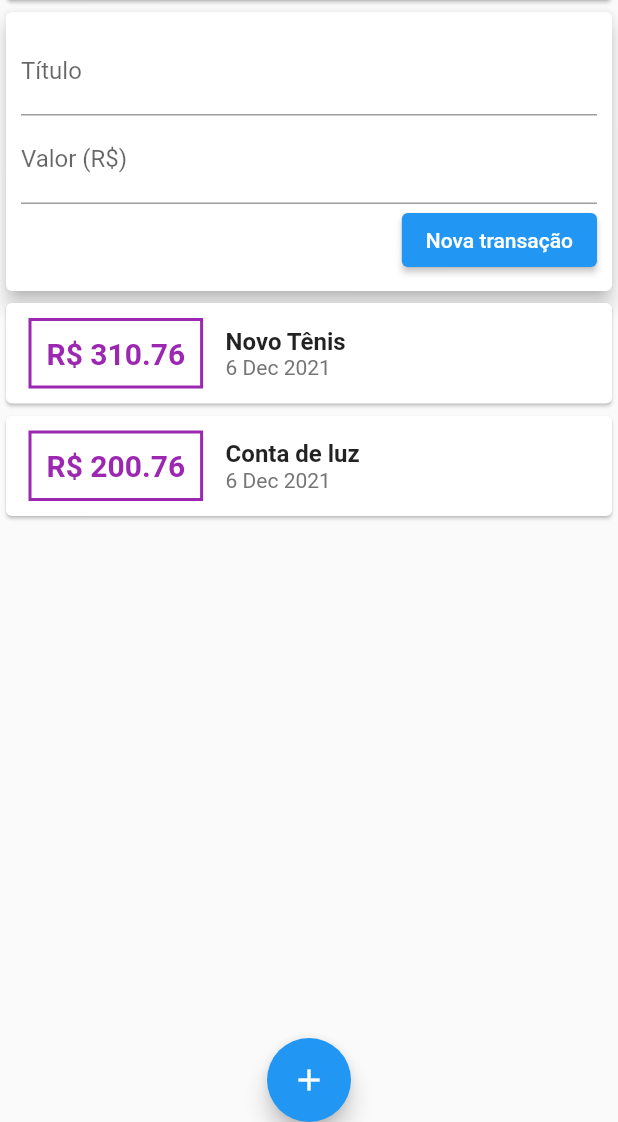
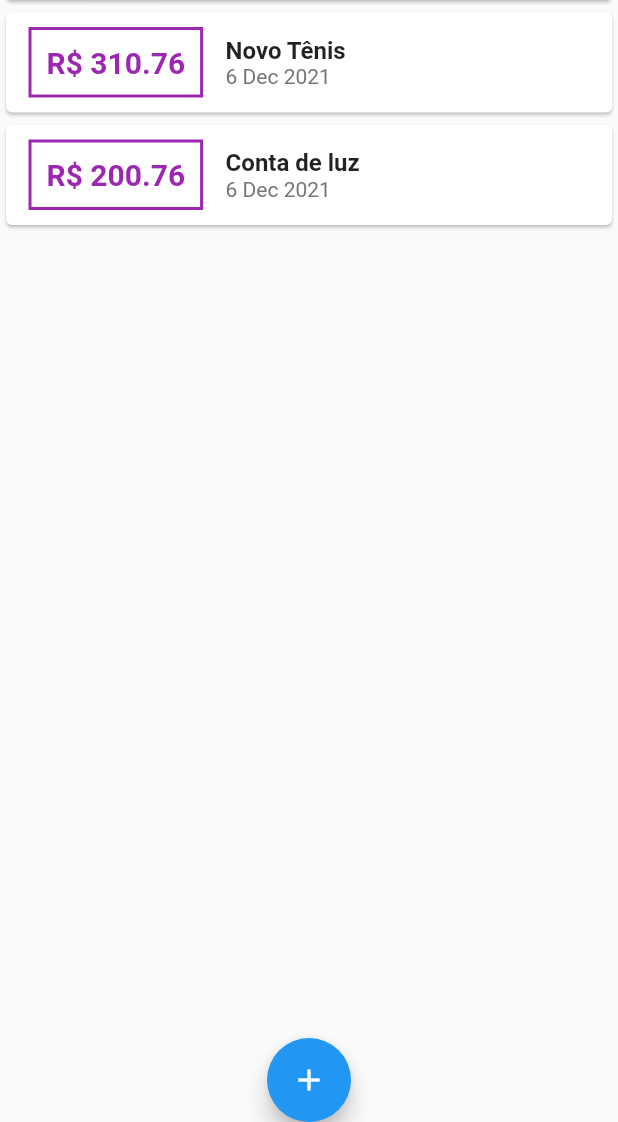
Before and after one commit to mechztcc/flutter-expenses, a Flutter app: the screen it shows after launch, on a phone screen of 412 x 824 dp, the part 114-1236 px from its top. Run offline on Flutter 3.47's test engine with Material 2 defaults, Android fonts, the phone set to English and light mode, and no system bars.

Commit message:
Modal para nova transação

```diff
--- a/lib/components/transaction_form.dart
+++ b/lib/components/transaction_form.dart
@@ -6,7 +6,7 @@ class TransactionForm extends StatelessWidget {
   final _titleController = TextEditingController();
   final _valueController = TextEditingController();
 
-  final void Function(String, double) onSubmit;
+  final void Function(String, double, DateTime) onSubmit;
 
   TransactionForm({Key? key, required this.onSubmit}) : super(key: key);
 
@@ -14,10 +14,12 @@ class TransactionForm extends StatelessWidget {
     final title = _titleController.text;
     final value = double.tryParse(_valueController.text) ?? 0;
 
+    DateTime _selectedDate = DateTime.now();
+
     if (title.isEmpty || value <= 0) {
       return;
     } else {
-      onSubmit(title, value);
+      onSubmit(title, value, _selectedDate);
     }
   }
 
--- a/lib/components/transaction_user.dart
+++ /dev/null
@@ -1,44 +0,0 @@
-import 'dart:math';
-
-import 'package:financeiro/components/transaction_form.dart';
-import 'package:financeiro/components/transaction_list.dart';
-import 'package:financeiro/models/transaction.dart';
-import 'package:flutter/cupertino.dart';
-
-class TransactionUser extends StatefulWidget {
-  TransactionUser({Key? key}) : super(key: key);
-
-  @override
-  _TransactionUserState createState() => _TransactionUserState();
-}
-
-class _TransactionUserState extends State<TransactionUser> {
-  final _transactions = [
-    Transaction(
-        id: 't1', title: 'Novo Tênis', value: 310.762, date: DateTime.now()),
-    Transaction(
-        id: 't2', title: 'Conta de luz', value: 200.762, date: DateTime.now())
-  ];
-
-  _addTransaction(String title, double value) {
-    final newTransaction = Transaction(
-        id: Random().nextDouble().toString(),
-        title: title,
-        value: value,
-        date: DateTime.now());
-
-    setState(() {
-      _transactions.add(newTransaction);
-    });
-  }
-
-  @override
-  Widget build(BuildContext context) {
-    return Column(
-      children: [
-        TransactionForm(onSubmit: _addTransaction),
-        TransactionList(transactions: _transactions),
-      ],
-    );
-  }
-}
--- a/lib/main.dart
+++ b/lib/main.dart
@@ -1,6 +1,7 @@
+import 'dart:math';
+
 import 'package:financeiro/components/transaction_form.dart';
 import 'package:financeiro/components/transaction_list.dart';
-import 'package:financeiro/components/transaction_user.dart';
 import 'package:financeiro/models/transaction.dart';
 import 'package:flutter/cupertino.dart';
 import 'package:flutter/material.dart';
@@ -19,15 +20,51 @@ class ExpensesApp extends StatelessWidget {
   }
 }
 
-class MyHomePage extends StatelessWidget {
+class MyHomePage extends StatefulWidget {
   MyHomePage({Key? key}) : super(key: key);
+
+  @override
+  State<MyHomePage> createState() => _MyHomePageState();
+}
+
+class _MyHomePageState extends State<MyHomePage> {
+  final _transactions = [
+    Transaction(
+        id: 't1', title: 'Novo Tênis', value: 310.762, date: DateTime.now()),
+    Transaction(
+        id: 't2', title: 'Conta de luz', value: 200.762, date: DateTime.now())
+  ];
+
+  _openTransactionFormModal(BuildContext context) {
+    showModalBottomSheet(
+      context: context,
+      builder: (_) => TransactionForm(onSubmit: _addTransaction),
+    );
+  }
+
+  _addTransaction(String title, double value, DateTime date) {
+    final newTransaction = Transaction(
+      id: Random().nextBool().toString(),
+      title: title,
+      value: value,
+      date: date,
+    );
+
+    setState(() {
+      _transactions.add(newTransaction);
+    });
+  }
 
   @override
   Widget build(BuildContext context) {
     return Scaffold(
       appBar: AppBar(
         title: const Text('Despesas Pessoais'),
-        actions: [IconButton(onPressed: () {}, icon: Icon(Icons.add))],
+        actions: [
+          IconButton(
+              onPressed: () => _openTransactionFormModal(context),
+              icon: Icon(Icons.add))
+        ],
       ),
       body: SingleChildScrollView(
         child: Column(
@@ -38,13 +75,17 @@ class MyHomePage extends StatelessWidget {
                 child: Text('Gráfico'),
               ),
             ),
-            TransactionUser()
+            Column(
+              children: [
+                TransactionList(transactions: _transactions),
+              ],
+            )
           ],
         ),
       ),
       floatingActionButtonLocation: FloatingActionButtonLocation.centerDocked,
       floatingActionButton: FloatingActionButton(
-        onPressed: () {},
+        onPressed: () => _openTransactionFormModal(context),
         child: const Icon(Icons.add),
       ),
     );
```
